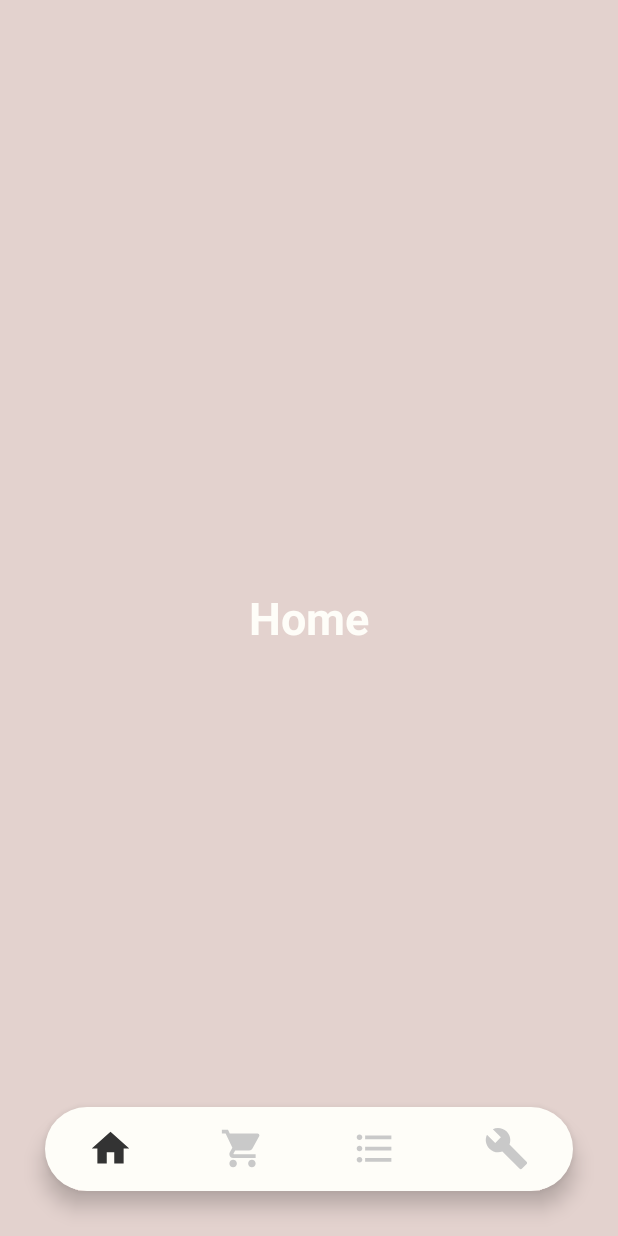
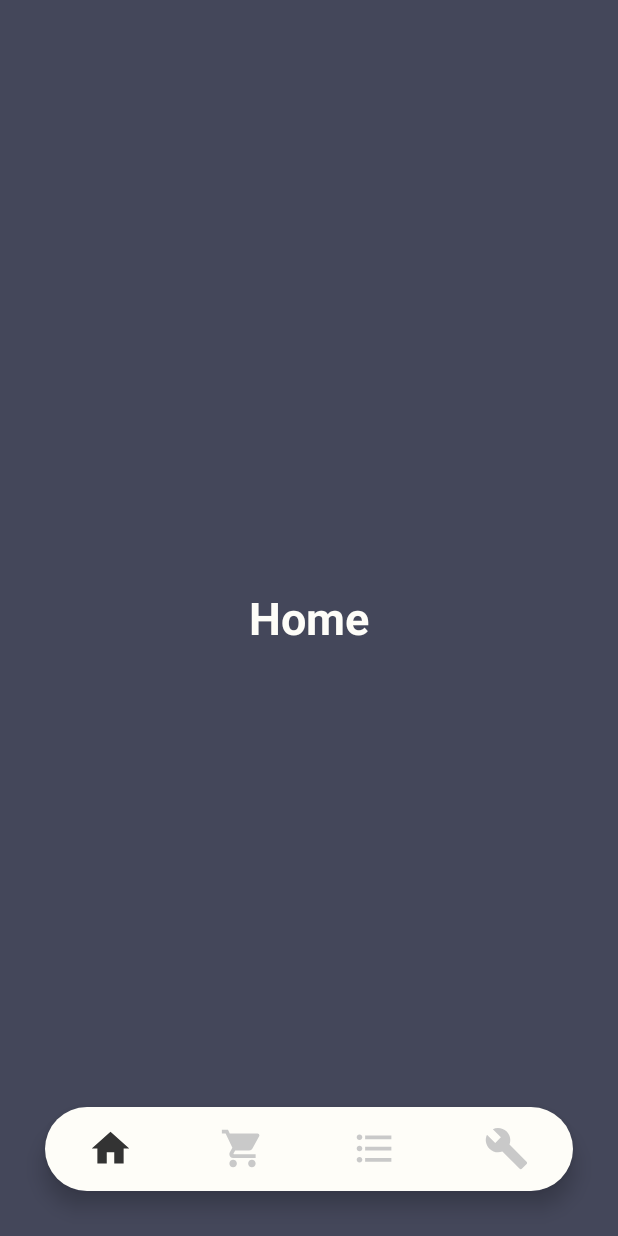
Before and after one commit to vmd2113/coffee-app, an Android app: the screen it shows after launch (MainActivity), on a phone screen of 412 x 824 dp. Run offline under Robolectric (Android 15) with nearby library versions, the phone set to English and light mode, and no system bars.

Commit message:
Changed some files

```diff
--- a/app/src/main/res/layout/activity_main.xml
+++ b/app/src/main/res/layout/activity_main.xml
@@ -6,7 +6,7 @@
     android:layout_width="match_parent"
     android:layout_height="match_parent"
     android:id="@+id/body_container"
-    android:background="@color/foreground"
+    android:background="@color/menu"
     tools:context=".MainActivity">
 
     <com.google.android.material.bottomnavigation.BottomNavigationView
--- a/app/src/main/res/layout/fragment_home.xml
+++ b/app/src/main/res/layout/fragment_home.xml
@@ -3,7 +3,7 @@
     xmlns:tools="http://schemas.android.com/tools"
     android:layout_width="match_parent"
     android:layout_height="match_parent"
-    android:background="@color/milk_brown"
+    android:background="@color/menu"
     tools:context=".HomeFragment">
 
 
--- a/app/src/main/res/layout/fragment_lists.xml
+++ b/app/src/main/res/layout/fragment_lists.xml
@@ -3,7 +3,7 @@
     xmlns:tools="http://schemas.android.com/tools"
     android:layout_width="match_parent"
     android:layout_height="match_parent"
-    android:background="@color/light_brown"
+    android:background="@color/menu"
     tools:context=".ListsFragment">
 
     <TextView
--- a/app/src/main/res/layout/fragment_products.xml
+++ b/app/src/main/res/layout/fragment_products.xml
@@ -3,7 +3,7 @@
     xmlns:tools="http://schemas.android.com/tools"
     android:layout_width="match_parent"
     android:layout_height="match_parent"
-    android:background="@color/dark_brown"
+    android:background="@color/menu"
     tools:context=".ProductsFragment">
 
     <TextView
--- a/app/src/main/res/layout/fragment_settings.xml
+++ b/app/src/main/res/layout/fragment_settings.xml
@@ -3,7 +3,7 @@
     xmlns:tools="http://schemas.android.com/tools"
     android:layout_width="match_parent"
     android:layout_height="match_parent"
-    android:background="@color/brown"
+    android:background="@color/menu"
     tools:context=".SettingsFragment">
 
     <TextView
--- a/app/src/main/res/values-night/themes.xml
+++ b/app/src/main/res/values-night/themes.xml
@@ -2,12 +2,12 @@
     <!-- Base application theme. -->
     <style name="Theme.Coffee" parent="Theme.MaterialComponents.DayNight.NoActionBar">
         <!-- Primary brand color. -->
-        <item name="colorPrimary">@color/brown</item>
-        <item name="colorPrimaryVariant">@color/milk_brown</item>
+        <item name="colorPrimary">@color/foreground</item>
+        <item name="colorPrimaryVariant">@color/menu</item>
         <item name="colorOnPrimary">@color/background</item>
         <!-- Secondary brand color. -->
-        <item name="colorSecondary">@color/light_brown</item>
-        <item name="colorSecondaryVariant">@color/milk_brown</item>
+        <item name="colorSecondary">@color/foreground</item>
+        <item name="colorSecondaryVariant">@color/menu</item>
         <item name="colorOnSecondary">@color/background</item>
         <!-- Status bar color. -->
         <item name="android:statusBarColor" tools:targetApi="l">?attr/colorPrimaryVariant</item>
--- a/app/src/main/res/values/colors.xml
+++ b/app/src/main/res/values/colors.xml
@@ -2,11 +2,5 @@
 <resources>
     <color name="background">#333333</color>
     <color name="foreground">#FEFDF8</color>
-    <color name="current">#44475a</color>
-
-    <color name="orange">#ffb86c</color>
-    <color name="brown">#E2BEA8</color>
-    <color name="light_brown">#FFEAD9</color>
-    <color name="milk_brown">#E3D2CE</color>
-    <color name="dark_brown">#E6A97E</color>
+    <color name="menu">#44475a</color>
 </resources>
--- a/app/src/main/res/values/themes.xml
+++ b/app/src/main/res/values/themes.xml
@@ -2,12 +2,12 @@
     <!-- Base application theme. -->
     <style name="Theme.Coffee" parent="Theme.MaterialComponents.DayNight.NoActionBar">
         <!-- Primary brand color. -->
-        <item name="colorPrimary">@color/brown</item>
-        <item name="colorPrimaryVariant">@color/milk_brown</item>
+        <item name="colorPrimary">@color/foreground</item>
+        <item name="colorPrimaryVariant">@color/menu</item>
         <item name="colorOnPrimary">@color/background</item>
         <!-- Secondary brand color. -->
-        <item name="colorSecondary">@color/light_brown</item>
-        <item name="colorSecondaryVariant">@color/milk_brown</item>
+        <item name="colorSecondary">@color/foreground</item>
+        <item name="colorSecondaryVariant">@color/menu</item>
         <item name="colorOnSecondary">@color/background</item>
         <!-- Status bar color. -->
         <item name="android:statusBarColor" tools:targetApi="l">?attr/colorPrimaryVariant</item>
```
